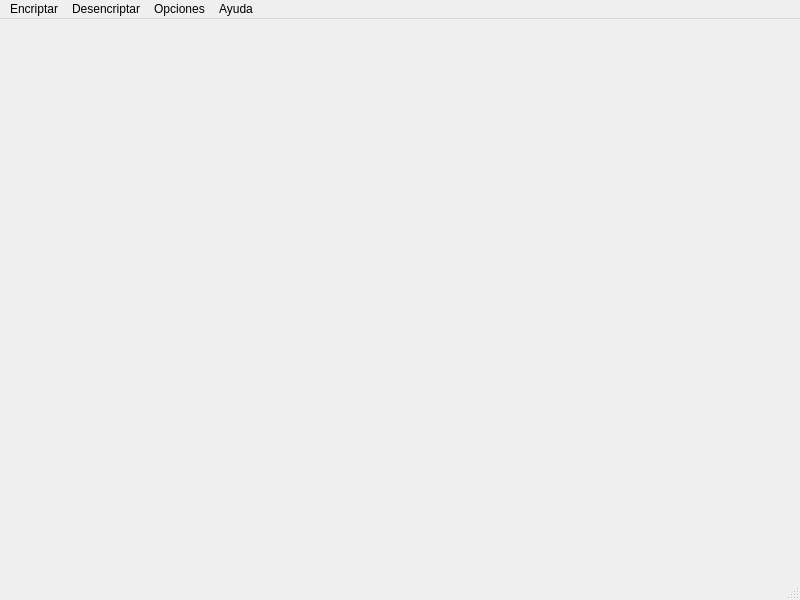
First picture: the form in FrmLogin.ui, repository LuisAbdielRivera/encriptarQT, before the edit.
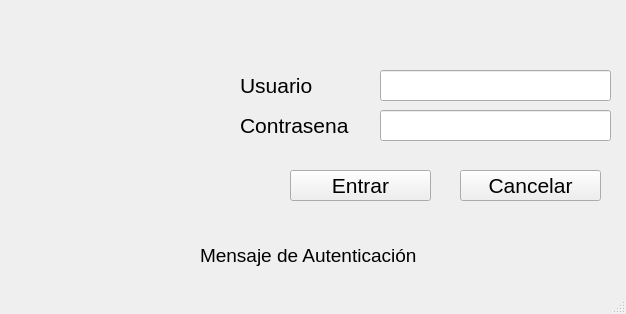
Second picture: the form after the edit. Icons and pictures are not drawn.

```diff
--- a/FrmLogin.ui
+++ b/FrmLogin.ui
@@ -6,47 +6,171 @@
    <rect>
     <x>0</x>
     <y>0</y>
-    <width>800</width>
-    <height>600</height>
+    <width>626</width>
+    <height>314</height>
    </rect>
   </property>
   <property name="windowTitle">
    <string>Sistema de encriptacion de archivos</string>
   </property>
-  <widget class="QWidget" name="centralwidget"/>
+  <widget class="QWidget" name="centralwidget">
+   <widget class="QLabel" name="lblUsuario">
+    <property name="geometry">
+     <rect>
+      <x>240</x>
+      <y>70</y>
+      <width>131</width>
+      <height>31</height>
+     </rect>
+    </property>
+    <property name="font">
+     <font>
+      <pointsize>16</pointsize>
+     </font>
+    </property>
+    <property name="text">
+     <string>Usuario</string>
+    </property>
+   </widget>
+   <widget class="QLabel" name="lblContrasena">
+    <property name="geometry">
+     <rect>
+      <x>240</x>
+      <y>110</y>
+      <width>131</width>
+      <height>31</height>
+     </rect>
+    </property>
+    <property name="font">
+     <font>
+      <pointsize>16</pointsize>
+     </font>
+    </property>
+    <property name="text">
+     <string>Contrasena</string>
+    </property>
+   </widget>
+   <widget class="QLineEdit" name="txtUsuario">
+    <property name="geometry">
+     <rect>
+      <x>380</x>
+      <y>70</y>
+      <width>231</width>
+      <height>31</height>
+     </rect>
+    </property>
+    <property name="font">
+     <font>
+      <pointsize>16</pointsize>
+     </font>
+    </property>
+   </widget>
+   <widget class="QLineEdit" name="txtContrasena">
+    <property name="geometry">
+     <rect>
+      <x>380</x>
+      <y>110</y>
+      <width>231</width>
+      <height>31</height>
+     </rect>
+    </property>
+    <property name="font">
+     <font>
+      <pointsize>16</pointsize>
+     </font>
+    </property>
+   </widget>
+   <widget class="QPushButton" name="btnCancelar">
+    <property name="geometry">
+     <rect>
+      <x>460</x>
+      <y>170</y>
+      <width>141</width>
+      <height>31</height>
+     </rect>
+    </property>
+    <property name="font">
+     <font>
+      <pointsize>16</pointsize>
+     </font>
+    </property>
+    <property name="text">
+     <string>Cancelar</string>
+    </property>
+    <property name="icon">
+     <iconset>
+      <normaloff>Imagenes/error.png</normaloff>Imagenes/error.png</iconset>
+    </property>
+   </widget>
+   <widget class="QPushButton" name="btnAceptar">
+    <property name="geometry">
+     <rect>
+      <x>290</x>
+      <y>170</y>
+      <width>141</width>
+      <height>31</height>
+     </rect>
+    </property>
+    <property name="font">
+     <font>
+      <pointsize>16</pointsize>
+     </font>
+    </property>
+    <property name="text">
+     <string>Entrar</string>
+    </property>
+    <property name="icon">
+     <iconset>
+      <normaloff>Imagenes/acceso.png</normaloff>Imagenes/acceso.png</iconset>
+    </property>
+   </widget>
+   <widget class="QLabel" name="label">
+    <property name="geometry">
+     <rect>
+      <x>40</x>
+      <y>60</y>
+      <width>121</width>
+      <height>111</height>
+     </rect>
+    </property>
+    <property name="text">
+     <string/>
+    </property>
+    <property name="pixmap">
+     <pixmap>Imagenes/imagen-inicio.png</pixmap>
+    </property>
+    <property name="scaledContents">
+     <bool>true</bool>
+    </property>
+   </widget>
+   <widget class="QLabel" name="label_2">
+    <property name="geometry">
+     <rect>
+      <x>200</x>
+      <y>240</y>
+      <width>221</width>
+      <height>31</height>
+     </rect>
+    </property>
+    <property name="font">
+     <font>
+      <pointsize>14</pointsize>
+     </font>
+    </property>
+    <property name="text">
+     <string>Mensaje de Autenticación</string>
+    </property>
+   </widget>
+  </widget>
   <widget class="QMenuBar" name="menubar">
    <property name="geometry">
     <rect>
      <x>0</x>
      <y>0</y>
-     <width>800</width>
+     <width>626</width>
      <height>21</height>
     </rect>
    </property>
-   <widget class="QMenu" name="menuEncriptar">
-    <property name="title">
-     <string>Encriptar</string>
-    </property>
-   </widget>
-   <widget class="QMenu" name="menuDesencriptar">
-    <property name="title">
-     <string>Desencriptar</string>
-    </property>
-   </widget>
-   <widget class="QMenu" name="menuOpciones">
-    <property name="title">
-     <string>Opciones</string>
-    </property>
-   </widget>
-   <widget class="QMenu" name="menuAyuda">
-    <property name="title">
-     <string>Ayuda</string>
-    </property>
-   </widget>
-   <addaction name="menuEncriptar"/>
-   <addaction name="menuDesencriptar"/>
-   <addaction name="menuOpciones"/>
-   <addaction name="menuAyuda"/>
   </widget>
   <widget class="QStatusBar" name="statusbar"/>
   <action name="actionDesencriptar">
```
Left out of the diff: 16 changed lines with no effect on the pictures.
